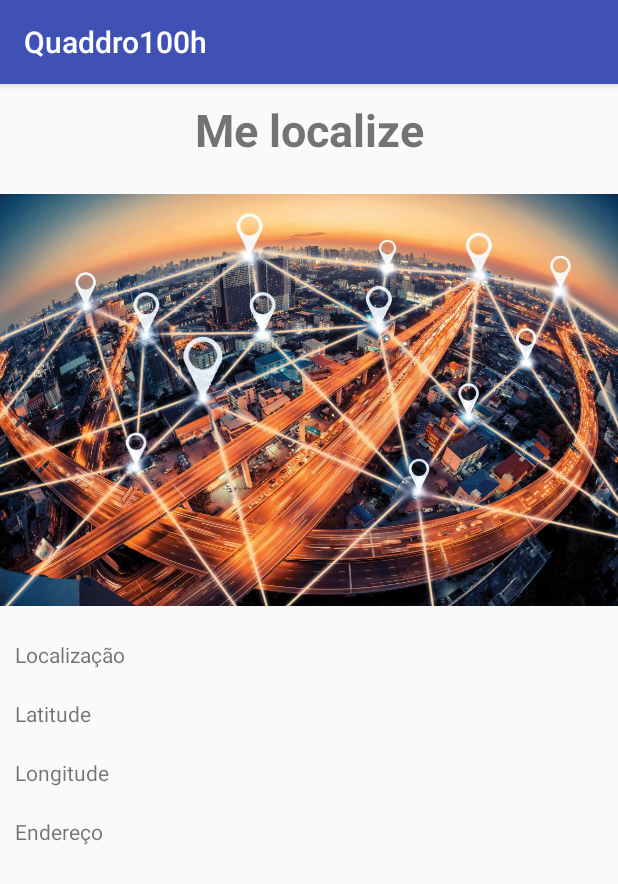
After one commit to llindner/Quaddro100h, an Android app: the GPSActivity screen opened directly, with no data from a screen before it, on a phone screen of 412 x 824 dp. The commit adds this screen. Shown: the top 884 px of the screen. Run offline under Robolectric (Android 15) with nearby library versions, the phone set to English and light mode, and no system bars.

Commit message:
fim da aula 03/08

```diff
--- a/app/src/main/java/br/com/luizlindner/quaddro100h/lab01/app/controller/MainActivity.java
+++ b/app/src/main/java/br/com/luizlindner/quaddro100h/lab01/app/controller/MainActivity.java
@@ -13,6 +13,7 @@ import br.com.luizlindner.quaddro100h.lab07.app.controller.StarwarsListarActivit
 import br.com.luizlindner.quaddro100h.lab08.app.controller.HotelListActivity;
 import br.com.luizlindner.quaddro100h.lab09.app.controller.NotificationActivity;
 import br.com.luizlindner.quaddro100h.lab11.app.controller.SensorActivity;
+import br.com.luizlindner.quaddro100h.lab14.app.controller.GPSActivity;
 import br.com.luizlindner.quaddro100h.lab99.app.controller.CameraActivity;
 
 /**
@@ -37,6 +38,7 @@ public class MainActivity extends QuaddroActivity {
         setOnClickActivity(R.id.btn_notificacao, NotificationActivity.class);
         setOnClickActivity(R.id.btn_sensores, SensorActivity.class);
         setOnClickActivity(R.id.btn_camera, CameraActivity.class);
+        setOnClickActivity(R.id.btn_gps, GPSActivity.class);
     }
 
 }
--- a/app/src/main/java/br/com/luizlindner/quaddro100h/lab07/app/binding/StarwarsAction.java
+++ b/app/src/main/java/br/com/luizlindner/quaddro100h/lab07/app/binding/StarwarsAction.java
@@ -37,5 +37,4 @@ public class StarwarsAction {
         v.requestFocus();
     }
 
-
 }
--- /dev/null
+++ b/app/src/main/java/br/com/luizlindner/quaddro100h/lab14/app/controller/GPSActivity.java
@@ -0,0 +1,164 @@
+package br.com.luizlindner.quaddro100h.lab14.app.controller;
+
+import android.Manifest;
+import android.content.pm.PackageManager;
+import android.location.Address;
+import android.location.Criteria;
+import android.location.Geocoder;
+import android.location.Location;
+import android.location.LocationListener;
+import android.location.LocationManager;
+import android.os.Bundle;
+import android.support.annotation.NonNull;
+import android.support.annotation.Nullable;
+import android.support.v4.app.ActivityCompat;
+import android.util.Log;
+import android.widget.TextView;
+import android.widget.Toast;
+
+import java.io.IOException;
+import java.util.List;
+import java.util.Locale;
+
+import br.com.luizlindner.quaddro100h.R;
+import br.com.luizlindner.quaddro100h.lab01.app.controller.QuaddroActivity;
+import br.com.luizlindner.quaddro100h.lab14.design.pattern.LocationAdapter;
+
+/**
+ * Created by Mobile on 03/08/2017.
+ */
+
+public class GPSActivity extends QuaddroActivity {
+
+    TextView latitudeView, longitudeView, enderecoView;
+    String provedor;
+    LocationManager lm;
+    LocationAdapter la;
+
+    @Override
+    protected void onCreate(@Nullable Bundle savedInstanceState) {
+        super.onCreate(savedInstanceState);
+
+        setContentView(R.layout.gps_view);
+        latitudeView = getViewById(R.id.lab14_latitude);
+        longitudeView = getViewById(R.id.lab14_longitude);
+        enderecoView = getViewById(R.id.lab14_endereco);
+
+        lm = (LocationManager) getSystemService(LOCATION_SERVICE);
+
+        la = new LocationAdapter() {
+            @Override
+            public void onLocationChanged(Location location) {
+                super.onLocationChanged(location);
+                localizar(location);
+            }
+        };
+
+        if (ActivityCompat.checkSelfPermission(this, Manifest.permission.ACCESS_FINE_LOCATION) != PackageManager.PERMISSION_GRANTED && ActivityCompat.checkSelfPermission(this, Manifest.permission.ACCESS_COARSE_LOCATION) != PackageManager.PERMISSION_GRANTED) {
+            // TODO: Consider calling
+            //    ActivityCompat#requestPermissions
+            // here to request the missing permissions, and then overriding
+            //   public void onRequestPermissionsResult(int requestCode, String[] permissions,
+            //                                          int[] grantResults)
+            // to handle the case where the user grants the permission. See the documentation
+            // for ActivityCompat#requestPermissions for more details.
+            ActivityCompat.requestPermissions(this, new String[]{
+                    Manifest.permission.ACCESS_COARSE_LOCATION,
+                    Manifest.permission.ACCESS_FINE_LOCATION
+            }, 1000);
+
+            return;
+        }
+
+        Criteria c = new Criteria();
+        provedor = lm.getBestProvider(c, false);
+        lm.requestLocationUpdates(provedor, 5000, 0, la);
+    }
+
+    private void localizar(Location location) {
+        if (location != null) {
+            double latitude, longitude;
+
+            latitude = location.getLatitude();
+            longitude = location.getLongitude();
+            latitudeView.setText("Latitude: " + latitude);
+            longitudeView.setText("Longitude: " + longitude);
+
+            //TODO Pegar o endereço
+            Geocoder gc = new Geocoder(this);
+            try {
+                gc.getFromLocation(latitude, longitude, 1);
+                List<Address> list = gc.getFromLocation(latitude, longitude, 1);
+                Address a = list.get(0);
+
+                enderecoView.setText(String.format(Locale.getDefault(), "%s, %s, %s, %s, %s", a.getThoroughfare(), a.getSubThoroughfare(), a.getSubLocality(), a.getLocality(), a.getCountryName()));
+            } catch (IOException e) {
+                Log.e(TIPO_DE_LOG, "Ops...", e);
+            }
+        }
+    }
+
+    @Override
+    protected void onResume() {
+        super.onResume();
+
+        if (ActivityCompat.checkSelfPermission(this, Manifest.permission.ACCESS_FINE_LOCATION) != PackageManager.PERMISSION_GRANTED && ActivityCompat.checkSelfPermission(this, Manifest.permission.ACCESS_COARSE_LOCATION) != PackageManager.PERMISSION_GRANTED) {
+            // TODO: Consider calling
+            //    ActivityCompat#requestPermissions
+            // here to request the missing permissions, and then overriding
+            //   public void onRequestPermissionsResult(int requestCode, String[] permissions,
+            //                                          int[] grantResults)
+            // to handle the case where the user grants the permission. See the documentation
+            // for ActivityCompat#requestPermissions for more details.
+            ActivityCompat.requestPermissions(this, new String[]{
+                    Manifest.permission.ACCESS_COARSE_LOCATION,
+                    Manifest.permission.ACCESS_FINE_LOCATION
+            }, 2000);
+
+            return;
+        }
+        localizar(lm.getLastKnownLocation(provedor));
+
+    }
+
+    @Override
+    public void onRequestPermissionsResult(int requestCode, @NonNull String[] permissions, @NonNull int[] grantResults) {
+        super.onRequestPermissionsResult(requestCode, permissions, grantResults);
+        try {
+            boolean ok = false;
+            for (int i : grantResults){
+                if(i != PackageManager.PERMISSION_GRANTED){
+                    ok = false;
+                    break;
+                }else{
+                    ok = true;
+                }
+            }
+            if(!ok){
+                Toast.makeText(this, "Você não tem permissão", Toast.LENGTH_LONG).show();
+                return;
+            }
+
+            Criteria c = new Criteria();
+            provedor = lm.getBestProvider(c, false);
+            switch (requestCode) {
+                case 1000:
+                    lm.requestLocationUpdates(provedor, 5000, 0, la);
+                    break;
+                case 2000:
+                    localizar(lm.getLastKnownLocation(provedor));
+                    break;
+            }
+        } catch (SecurityException se) {
+            Log.e(TIPO_DE_LOG, "Ops...", se);
+        }
+
+    }
+
+    @Override
+    protected void onPause() {
+        super.onPause();
+
+        lm.removeUpdates(la);
+    }
+}
--- /dev/null
+++ b/app/src/main/java/br/com/luizlindner/quaddro100h/lab14/design/pattern/LocationAdapter.java
@@ -0,0 +1,31 @@
+package br.com.luizlindner.quaddro100h.lab14.design.pattern;
+
+import android.location.Location;
+import android.location.LocationListener;
+import android.os.Bundle;
+
+/**
+ * Created by Mobile on 03/08/2017.
+ */
+
+public class LocationAdapter implements LocationListener{
+    @Override
+    public void onLocationChanged(Location location) {
+
+    }
+
+    @Override
+    public void onStatusChanged(String s, int i, Bundle bundle) {
+
+    }
+
+    @Override
+    public void onProviderEnabled(String s) {
+
+    }
+
+    @Override
+    public void onProviderDisabled(String s) {
+
+    }
+}
--- /dev/null
+++ b/app/src/main/res/layout/gps_view.xml
@@ -0,0 +1,52 @@
+<?xml version="1.0" encoding="utf-8"?>
+<LinearLayout xmlns:android="http://schemas.android.com/apk/res/android"
+    android:orientation="vertical"
+    android:layout_width="match_parent"
+    android:layout_height="match_parent">
+
+    <TextView
+        android:layout_width="match_parent"
+        android:layout_height="wrap_content"
+        android:gravity="center"
+        android:textSize="30sp"
+        android:textStyle="bold"
+        android:padding="10dp"
+        android:text="Me localize" />
+
+    <ImageView
+        android:layout_width="match_parent"
+        android:layout_height="300dp"
+        android:src="@drawable/location"/>
+
+    <TextView
+        android:layout_width="match_parent"
+        android:layout_height="wrap_content"
+        android:text="Localização"
+        android:layout_margin="10dp"/>
+
+    <TextView
+        android:id="@+id/lab14_latitude"
+        android:layout_width="match_parent"
+        android:layout_height="wrap_content"
+        android:text="Latitude"
+        android:layout_margin="10dp"/>
+
+    <TextView
+        android:id="@+id/lab14_longitude"
+        android:layout_width="match_parent"
+        android:layout_height="wrap_content"
+        android:text="Longitude"
+        android:layout_margin="10dp"/>
+
+    <TextView
+        android:layout_width="match_parent"
+        android:layout_height="wrap_content"
+        android:text="Endereço"
+        android:layout_margin="10dp"/>
+
+    <TextView
+        android:id="@+id/lab14_endereco"
+        android:layout_margin="10dp"
+        android:layout_width="match_parent"
+        android:layout_height="wrap_content" />
+</LinearLayout>
```
Also changed, not shown: app/src/main/AndroidManifest.xml (+14 -1 lines), app/src/main/java/br/com/luizlindner/quaddro100h/lab15/app/receiver/SMSReceiver.java (added, +29 -0 lines), app/src/main/res/layout-land/main_view.xml (+8 -0 lines), app/src/main/res/layout/main_view.xml (+8 -0 lines), app/src/main/res/drawable/location.jpg (added).
